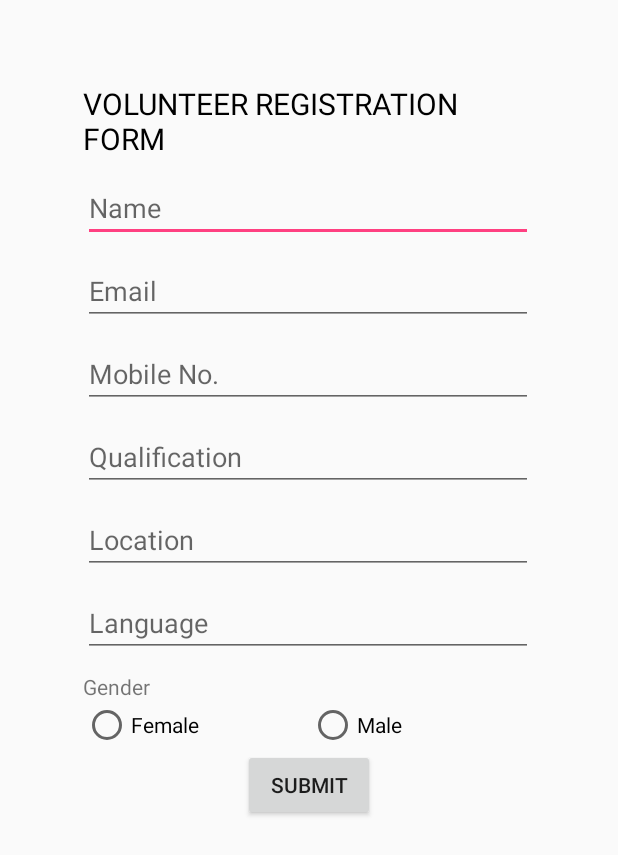
After one commit to Hyderabad2017/team-17, an Android app: the layout activity_vreg.xml on its own in the app's theme, with its tools: preview values and no code run, on a phone screen of 412 x 824 dp. The commit adds this screen. Shown: the top 855 px of the screen. Run offline under Robolectric (Android 15) with nearby library versions, the phone set to English and light mode, and no system bars.

Commit message:
changed vreg xml, working volunteer register

```diff
--- /dev/null
+++ b/I&EyeCFG/app/src/main/res/layout/activity_vreg.xml
@@ -0,0 +1,98 @@
+<?xml version="1.0" encoding="utf-8"?>
+<LinearLayout xmlns:android="http://schemas.android.com/apk/res/android"
+    android:orientation="vertical" android:layout_width="match_parent"
+    android:layout_height="match_parent">
+
+    <LinearLayout
+        android:layout_width="wrap_content"
+        android:layout_height="wrap_content"
+        android:layout_gravity="center_vertical"
+        android:orientation="vertical"
+        android:layout_margin="55dp">
+
+        <TextView
+            android:layout_width="wrap_content"
+            android:layout_height="wrap_content"
+            android:text="VOLUNTEER REGISTRATION FORM"
+            android:textSize="20dp"
+            android:textColor="@android:color/black"
+            android:layout_marginBottom="10dp" />
+
+        <EditText
+            android:id="@+id/et_name"
+            android:layout_width="300dp"
+            android:layout_height="wrap_content"
+            android:hint="Name"
+            android:layout_marginBottom="10dp"/>
+
+        <EditText
+            android:id="@+id/et_email"
+            android:layout_width="300dp"
+            android:layout_height="wrap_content"
+            android:hint="Email"
+            android:layout_marginBottom="10dp"/>
+
+        <EditText
+            android:id="@+id/et_mobile"
+            android:layout_width="300dp"
+            android:layout_height="wrap_content"
+            android:hint="Mobile No."
+            android:layout_marginBottom="10dp"/>
+        <EditText
+            android:id="@+id/et_qualification"
+            android:layout_width="300dp"
+            android:layout_height="wrap_content"
+            android:hint="Qualification"
+            android:layout_marginBottom="10dp"/>
+        <EditText
+            android:id="@+id/et_location"
+            android:layout_width="300dp"
+            android:layout_height="wrap_content"
+            android:hint="Location"
+            android:layout_marginBottom="10dp"/>
+        <EditText
+            android:id="@+id/et_language"
+            android:layout_width="300dp"
+            android:layout_height="wrap_content"
+            android:hint="Language"
+            android:layout_marginBottom="10dp"/>
+        <TextView
+            android:layout_width="wrap_content"
+            android:layout_height="wrap_content"
+            android:text="Gender"/>
+        <RadioGroup
+            android:layout_width="match_parent"
+            android:layout_height="wrap_content"
+            android:orientation="horizontal"
+
+            android:id="@+id/rb_gender">
+            <RadioButton
+                android:layout_width="0dp"
+                android:layout_weight="50"
+                android:layout_height="wrap_content"
+                android:text="Female"
+                android:id="@+id/rfemale"
+                android:checked="false"
+                />
+
+            <RadioButton
+                android:layout_width="0dp"
+                android:layout_weight="50"
+                android:layout_height="wrap_content"
+                android:text="Male"
+                android:id="@+id/rcredit"
+                android:checked="false" />
+
+        </RadioGroup>
+
+
+        <Button
+            android:layout_width="wrap_content"
+            android:layout_height="wrap_content"
+            android:text="SUBMIT"
+            android:layout_gravity="center"/>
+
+    </LinearLayout>
+
+
+</LinearLayout>
```
Also changed, not shown: I&EyeCFG/app/src/main/java/ineye/cfg/com/ieyecfg/MainActivity.java (+1 -54 lines), I&EyeCFG/app/src/main/java/ineye/cfg/com/ieyecfg/VRegActivity.java (added, +102 -0 lines), I&EyeCFG/app/src/main/res/layout/activity_main.xml (+13 -11 lines).
